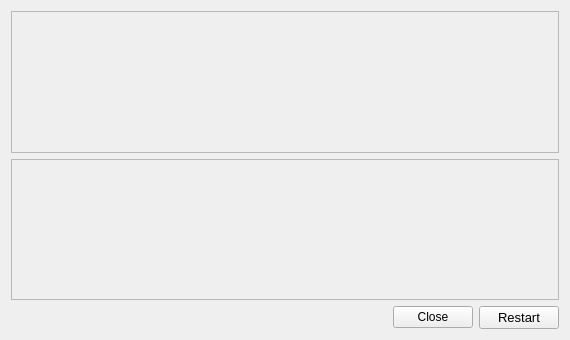
Qt form so2sdr-bandmap/iqbalance.ui (n4ogw/so2sdr) before a commit.
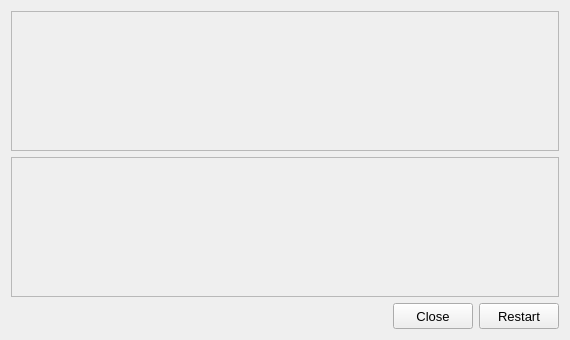
The same form after that commit.

Diff of the .ui file:
```diff
--- a/so2sdr-bandmap/iqbalance.ui
+++ b/so2sdr-bandmap/iqbalance.ui
@@ -11,7 +11,7 @@
    </rect>
   </property>
   <property name="sizePolicy">
-   <sizepolicy hsizetype="Fixed" vsizetype="Fixed">
+   <sizepolicy hsizetype="MinimumExpanding" vsizetype="MinimumExpanding">
     <horstretch>0</horstretch>
     <verstretch>0</verstretch>
    </sizepolicy>
@@ -24,10 +24,16 @@
   </property>
   <property name="maximumSize">
    <size>
-    <width>570</width>
-    <height>340</height>
+    <width>1000</width>
+    <height>700</height>
    </size>
   </property>
+  <property name="font">
+   <font>
+    <family>Liberation Sans</family>
+    <pointsize>10</pointsize>
+   </font>
+  </property>
   <property name="windowTitle">
    <string>IQ Balance</string>
   </property>
@@ -217,6 +223,12 @@
        </item>
        <item>
         <widget class="QPushButton" name="pushButtonClose">
+         <property name="sizePolicy">
+          <sizepolicy hsizetype="Minimum" vsizetype="MinimumExpanding">
+           <horstretch>0</horstretch>
+           <verstretch>0</verstretch>
+          </sizepolicy>
+         </property>
          <property name="text">
           <string>Close</string>
          </property>
@@ -224,6 +236,12 @@
        </item>
        <item>
         <widget class="QPushButton" name="pushButtonRestart">
+         <property name="sizePolicy">
+          <sizepolicy hsizetype="Minimum" vsizetype="MinimumExpanding">
+           <horstretch>0</horstretch>
+           <verstretch>0</verstretch>
+          </sizepolicy>
+         </property>
          <property name="font">
           <font>
            <pointsize>10</pointsize>
```
